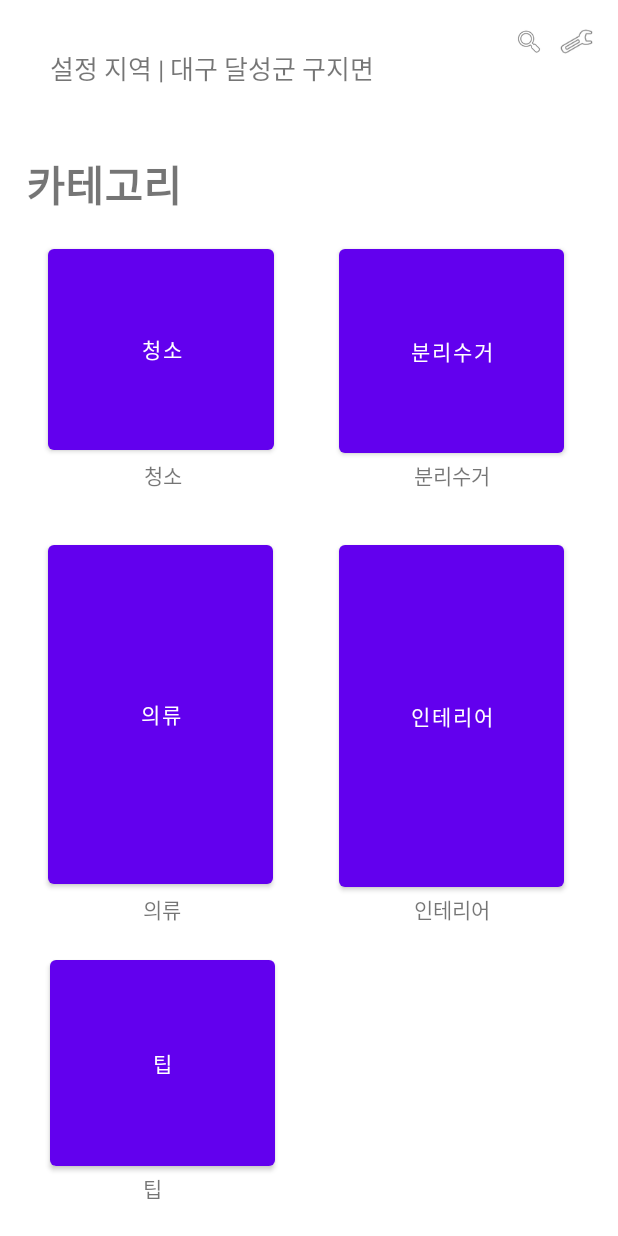
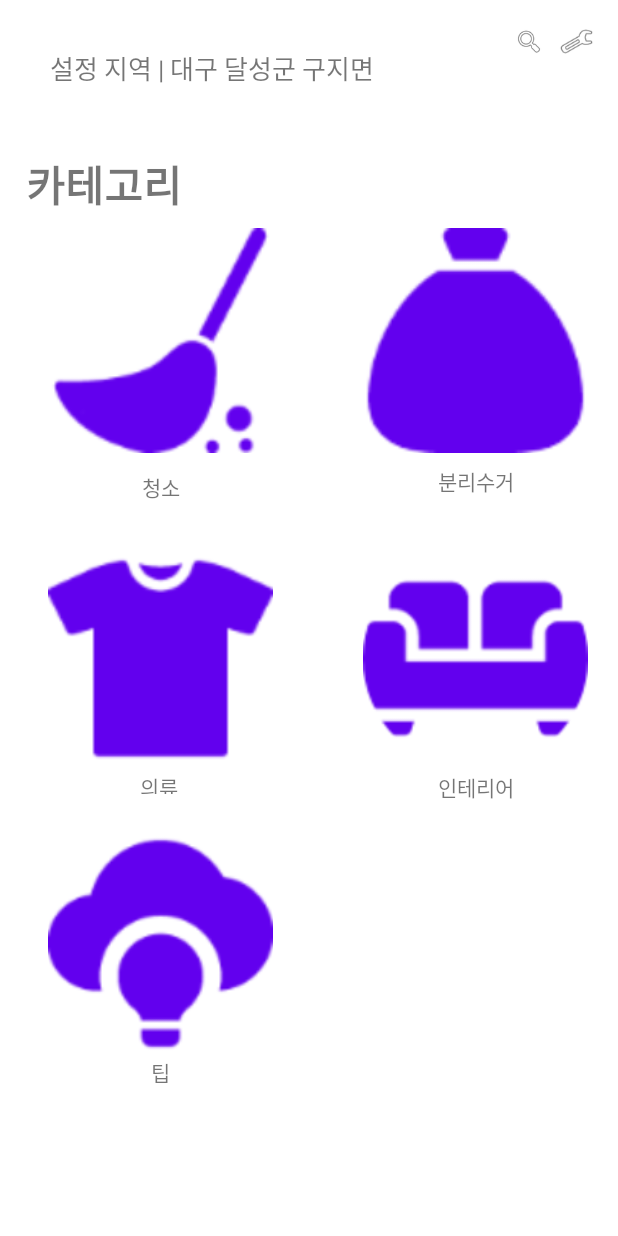
Before and after one commit to MinHyukJi1226/2020_narcissism_project_Android, an Android app: the screen it shows after launch (MainActivity), on a phone screen of 412 x 824 dp. Run offline under Robolectric (Android 15) with nearby library versions, the phone set to English and light mode, and no system bars.

Commit message:
designed
해치웠나?

```diff
--- a/Narcissism_Android/app/src/main/res/layout/activity_main.xml
+++ b/Narcissism_Android/app/src/main/res/layout/activity_main.xml
@@ -8,33 +8,30 @@
 
     <TextView
         android:id="@+id/textClothes"
-        android:layout_width="wrap_content"
-        android:layout_height="wrap_content"
-        android:layout_marginBottom="207dp"
+        android:layout_width="28dp"
+        android:layout_height="15dp"
         android:text="의류"
-        app:layout_constraintBottom_toBottomOf="parent"
-        app:layout_constraintEnd_toEndOf="@+id/buttonTip"
-        app:layout_constraintStart_toStartOf="@+id/buttonTip" />
+        app:layout_constraintEnd_toEndOf="@+id/buttonClothes"
+        app:layout_constraintStart_toStartOf="@+id/buttonClothes"
+        app:layout_constraintTop_toBottomOf="@+id/buttonClothes" />
 
     <TextView
         android:id="@+id/textTip"
         android:layout_width="wrap_content"
         android:layout_height="wrap_content"
-        android:layout_marginStart="95dp"
-        android:layout_marginBottom="21dp"
         android:text="팁"
-        app:layout_constraintBottom_toBottomOf="parent"
-        app:layout_constraintStart_toStartOf="parent" />
+        app:layout_constraintEnd_toEndOf="@+id/buttonTip"
+        app:layout_constraintStart_toStartOf="@+id/buttonTip"
+        app:layout_constraintTop_toBottomOf="@+id/buttonTip" />
 
     <TextView
         android:id="@+id/textInterior"
         android:layout_width="wrap_content"
         android:layout_height="wrap_content"
         android:text="인테리어"
-        app:layout_constraintBottom_toBottomOf="@+id/textClothes"
         app:layout_constraintEnd_toEndOf="@+id/buttonInterior"
         app:layout_constraintStart_toStartOf="@+id/buttonInterior"
-        app:layout_constraintTop_toTopOf="@+id/textClothes" />
+        app:layout_constraintTop_toBottomOf="@+id/buttonInterior" />
 
     <TextView
         android:id="@+id/textLocation"
@@ -53,62 +50,61 @@
 
     <Button
         android:id="@+id/buttonClean"
-        android:layout_width="0dp"
-        android:layout_height="0dp"
+        style="@style/Widget.AppCompat.Button"
+        android:layout_width="150dp"
+        android:layout_height="150dp"
         android:layout_marginStart="32dp"
+        android:layout_marginTop="8dp"
         android:layout_marginEnd="43dp"
-        android:text="청소"
-        app:layout_constraintBottom_toTopOf="@+id/textClean"
+        android:background="@drawable/wiping_swipe_for_floors"
         app:layout_constraintEnd_toStartOf="@+id/buttonRecycle"
         app:layout_constraintStart_toStartOf="parent"
-        app:layout_constraintTop_toTopOf="@+id/buttonRecycle" />
+        app:layout_constraintTop_toBottomOf="@+id/textCategory" />
 
     <Button
         android:id="@+id/buttonClothes"
         android:layout_width="150dp"
-        android:layout_height="0dp"
-        android:layout_marginStart="32dp"
-        android:text="의류"
-        app:layout_constraintBottom_toTopOf="@+id/textClothes"
-        app:layout_constraintStart_toStartOf="parent"
-        app:layout_constraintTop_toTopOf="@+id/buttonInterior" />
+        android:layout_height="150dp"
+        android:layout_marginTop="62dp"
+        android:background="@drawable/casual_t_shirt"
+        app:layout_constraintEnd_toEndOf="@+id/buttonClean"
+        app:layout_constraintStart_toStartOf="@+id/buttonClean"
+        app:layout_constraintTop_toBottomOf="@+id/buttonClean" />
 
     <Button
         android:id="@+id/buttonTip"
         android:layout_width="150dp"
-        android:layout_height="0dp"
-        android:layout_marginTop="17dp"
-        android:layout_marginBottom="19dp"
-        android:text="팁"
-        app:layout_constraintBottom_toBottomOf="@+id/textTip"
-        app:layout_constraintEnd_toEndOf="@+id/textTip"
-        app:layout_constraintStart_toEndOf="@+id/textTip"
-        app:layout_constraintTop_toBottomOf="@+id/textClothes" />
+        android:layout_height="150dp"
+        android:layout_marginTop="40dp"
+        android:background="@drawable/cloud_computing"
+        app:layout_constraintEnd_toEndOf="@+id/buttonClothes"
+        app:layout_constraintStart_toStartOf="@+id/buttonClothes"
+        app:layout_constraintTop_toBottomOf="@+id/buttonClothes" />
 
     <Button
         android:id="@+id/buttonRecycle"
-        android:layout_width="0dp"
-        android:layout_height="0dp"
-        android:layout_marginTop="16dp"
-        android:layout_marginEnd="36dp"
+        android:layout_width="150dp"
+        android:layout_height="150dp"
+        android:layout_marginStart="60dp"
         android:layout_marginBottom="19dp"
-        android:text="분리수거"
-        app:layout_constraintBottom_toBottomOf="@+id/textRecycle"
-        app:layout_constraintEnd_toEndOf="parent"
+        android:background="@drawable/wiping_trash_bag_with_recycle_symbol_of_arrows_triangle"
+        app:layout_constraintBottom_toBottomOf="@+id/buttonClean"
         app:layout_constraintStart_toEndOf="@+id/buttonClean"
-        app:layout_constraintTop_toBottomOf="@+id/textCategory" />
+        app:layout_constraintTop_toTopOf="@+id/buttonClean"
+        app:layout_constraintVertical_bias="0.0" />
 
     <Button
         android:id="@+id/buttonInterior"
         android:layout_width="150dp"
-        android:layout_height="0dp"
-        android:layout_marginTop="30dp"
-        android:layout_marginEnd="36dp"
-        android:layout_marginBottom="19dp"
-        android:text="인테리어"
-        app:layout_constraintBottom_toBottomOf="@+id/textInterior"
-        app:layout_constraintEnd_toEndOf="parent"
-        app:layout_constraintTop_toBottomOf="@+id/textRecycle" />
+        android:layout_height="150dp"
+        android:layout_marginTop="62dp"
+        android:background="@drawable/sofa"
+        app:layout_constraintBottom_toBottomOf="@+id/buttonClothes"
+        app:layout_constraintEnd_toEndOf="@+id/buttonRecycle"
+        app:layout_constraintHorizontal_bias="0.0"
+        app:layout_constraintStart_toStartOf="@+id/buttonRecycle"
+        app:layout_constraintTop_toBottomOf="@+id/buttonRecycle"
+        app:layout_constraintVertical_bias="0.0" />
 
     <TextView
         android:id="@+id/textCategory"
@@ -126,21 +122,21 @@
         android:id="@+id/textClean"
         android:layout_width="wrap_content"
         android:layout_height="wrap_content"
-        android:layout_marginBottom="30dp"
+        android:layout_marginTop="12dp"
         android:text="청소"
-        app:layout_constraintBottom_toTopOf="@+id/buttonClothes"
-        app:layout_constraintEnd_toEndOf="@+id/textCategory"
-        app:layout_constraintStart_toStartOf="@+id/textClothes" />
+        app:layout_constraintEnd_toEndOf="@+id/buttonClean"
+        app:layout_constraintStart_toStartOf="@+id/buttonClean"
+        app:layout_constraintTop_toBottomOf="@+id/buttonClean" />
 
     <TextView
         android:id="@+id/textRecycle"
         android:layout_width="wrap_content"
         android:layout_height="wrap_content"
-        android:layout_marginTop="306dp"
+        android:layout_marginTop="8dp"
         android:text="분리수거"
-        app:layout_constraintEnd_toEndOf="@+id/textInterior"
-        app:layout_constraintStart_toStartOf="@+id/textInterior"
-        app:layout_constraintTop_toTopOf="parent" />
+        app:layout_constraintEnd_toEndOf="@+id/buttonRecycle"
+        app:layout_constraintStart_toStartOf="@+id/buttonRecycle"
+        app:layout_constraintTop_toBottomOf="@+id/buttonRecycle" />
 
     <ImageView
         android:id="@+id/imageSearch"
```
Also changed, not shown: Narcissism_Android/app/src/main/java/org/techtown/narcissism_android/CategoryActivity.java (+8 -0 lines), Narcissism_Android/app/src/main/res/layout/activity_category.xml (+34 -12 lines), Narcissism_Android/app/src/main/res/drawable/clothes.png (added), Narcissism_Android/app/src/main/res/drawable/interior.png (added), Narcissism_Android/app/src/main/res/drawable/recycle.png (added), Narcissism_Android/app/src/main/res/drawable/tips.png (added).
